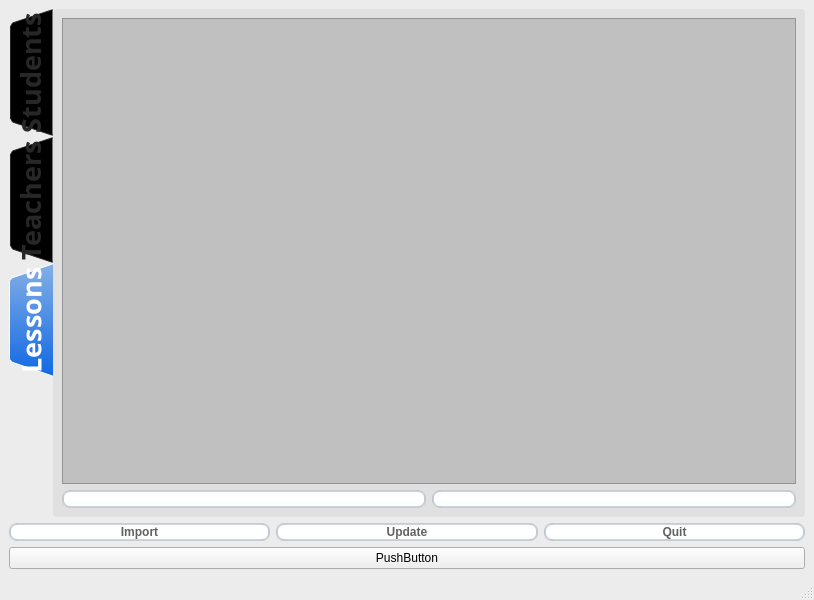
First picture: the form in management_system.ui, repository fazlamuhendis/School-Management-System, before the edit.
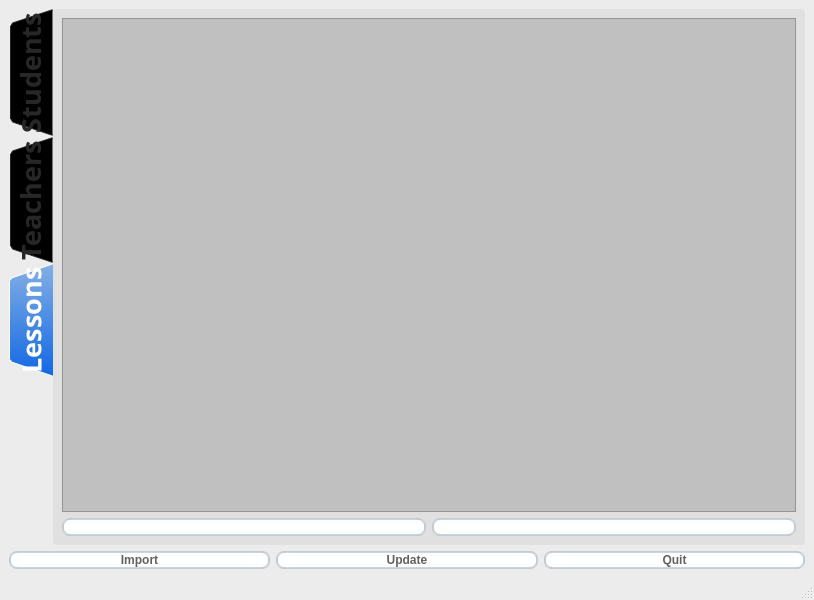
Second picture: the form after the edit. Icons and pictures are not drawn.

Patch:
```diff
--- a/management_system.ui
+++ b/management_system.ui
@@ -696,13 +696,6 @@
       </item>
      </layout>
     </item>
-    <item row="2" column="0">
-     <widget class="QPushButton" name="pushButton">
-      <property name="text">
-       <string>PushButton</string>
-      </property>
-     </widget>
-    </item>
    </layout>
   </widget>
   <widget class="QMenuBar" name="menubar">
```
